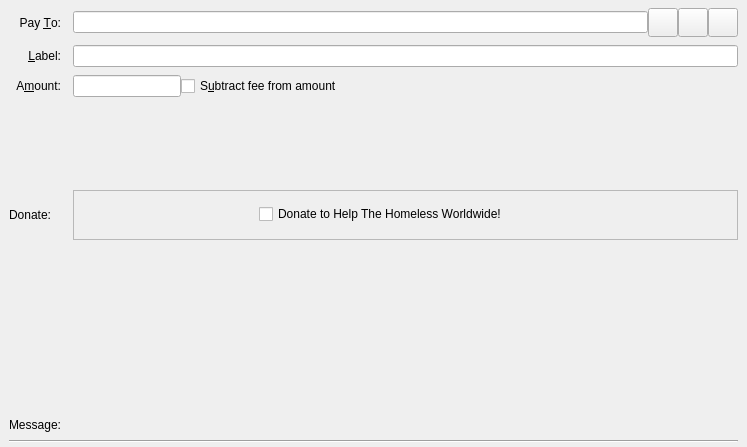
Before: the Qt Designer form src/qt/forms/sendcoinsentry.ui in HTHcoin/helpthehomelesscoin, drawn with Qt 5.
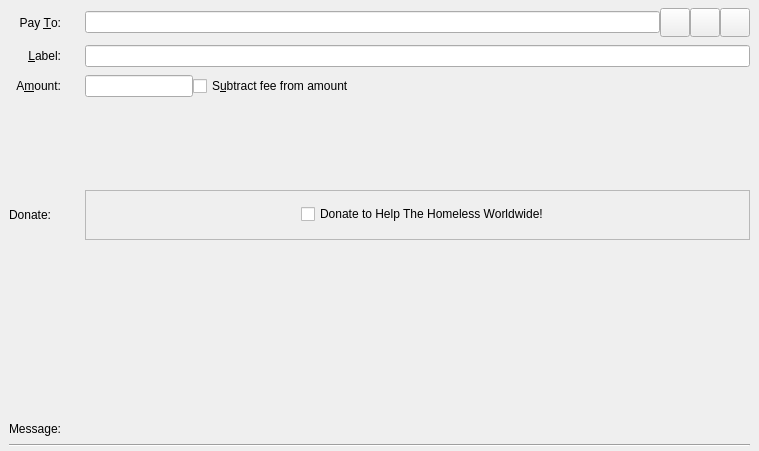
After: the same form once the commit is applied. Custom widgets are drawn as their Qt base class.

What changed in the file:
```diff
--- a/src/qt/forms/sendcoinsentry.ui
+++ b/src/qt/forms/sendcoinsentry.ui
@@ -6,8 +6,8 @@
    <rect>
     <x>0</x>
     <y>0</y>
-    <width>743</width>
-    <height>447</height>
+    <width>753</width>
+    <height>451</height>
    </rect>
   </property>
   <property name="focusPolicy">
@@ -36,7 +36,220 @@
     <property name="verticalSpacing">
      <number>8</number>
     </property>
+    <item row="4" column="0">
+     <widget class="QLabel" name="messageCaption">
+      <property name="text">
+       <string>Donate:</string>
+      </property>
+      <property name="alignment">
+       <set>Qt::AlignLeading|Qt::AlignLeft|Qt::AlignVCenter</set>
+      </property>
+      <property name="wordWrap">
+       <bool>true</bool>
+      </property>
+     </widget>
+    </item>
+    <item row="2" column="0">
+     <widget class="QLabel" name="amountLabel">
+      <property name="text">
+       <string>A&amp;mount:</string>
+      </property>
+      <property name="alignment">
+       <set>Qt::AlignRight|Qt::AlignTrailing|Qt::AlignVCenter</set>
+      </property>
+      <property name="buddy">
+       <cstring>payAmount</cstring>
+      </property>
+     </widget>
+    </item>
+    <item row="0" column="0">
+     <widget class="QLabel" name="payToLabel">
+      <property name="text">
+       <string>Pay &amp;To:</string>
+      </property>
+      <property name="alignment">
+       <set>Qt::AlignRight|Qt::AlignTrailing|Qt::AlignVCenter</set>
+      </property>
+      <property name="buddy">
+       <cstring>payTo</cstring>
+      </property>
+     </widget>
+    </item>
+    <item row="1" column="2">
+     <widget class="QLineEdit" name="addAsLabel">
+      <property name="toolTip">
+       <string>Enter a label for this address to add it to the list of used addresses</string>
+      </property>
+     </widget>
+    </item>
+    <item row="6" column="2">
+     <widget class="QLabel" name="messageTextLabel">
+      <property name="toolTip">
+       <string>A message that was attached to the HTH: URI which will be stored with the transaction for your reference. Note: This message will not be sent over the HelpTheHomeless network.</string>
+      </property>
+      <property name="textFormat">
+       <enum>Qt::PlainText</enum>
+      </property>
+     </widget>
+    </item>
+    <item row="5" column="2">
+     <spacer name="verticalSpacer_2">
+      <property name="orientation">
+       <enum>Qt::Vertical</enum>
+      </property>
+      <property name="sizeHint" stdset="0">
+       <size>
+        <width>20</width>
+        <height>40</height>
+       </size>
+      </property>
+     </spacer>
+    </item>
+    <item row="1" column="0">
+     <widget class="QLabel" name="labellLabel">
+      <property name="text">
+       <string>&amp;Label:</string>
+      </property>
+      <property name="alignment">
+       <set>Qt::AlignRight|Qt::AlignTrailing|Qt::AlignVCenter</set>
+      </property>
+      <property name="buddy">
+       <cstring>addAsLabel</cstring>
+      </property>
+     </widget>
+    </item>
+    <item row="2" column="2">
+     <layout class="QHBoxLayout" name="horizontalLayoutAmount" stretch="0,1">
+      <item>
+       <widget class="BitcoinAmountField" name="payAmount"/>
+      </item>
+      <item>
+       <widget class="QCheckBox" name="checkboxSubtractFeeFromAmount">
+        <property name="toolTip">
+         <string>The fee will be deducted from the amount being sent. The recipient will receive a lower amount of HTH than you enter in the amount field. If multiple recipients are selected, the fee is split equally.</string>
+        </property>
+        <property name="text">
+         <string>S&amp;ubtract fee from amount</string>
+        </property>
+       </widget>
+      </item>
+     </layout>
+    </item>
+    <item row="7" column="0" colspan="3">
+     <widget class="Line" name="line">
+      <property name="orientation">
+       <enum>Qt::Horizontal</enum>
+      </property>
+     </widget>
+    </item>
+    <item row="6" column="0">
+     <widget class="QLabel" name="messageLabel">
+      <property name="text">
+       <string>Message:</string>
+      </property>
+      <property name="alignment">
+       <set>Qt::AlignRight|Qt::AlignTrailing|Qt::AlignVCenter</set>
+      </property>
+     </widget>
+    </item>
+    <item row="0" column="2">
+     <layout class="QHBoxLayout" name="payToLayout">
+      <property name="spacing">
+       <number>0</number>
+      </property>
+      <item>
+       <widget class="QValidatedLineEdit" name="payTo">
+        <property name="toolTip">
+         <string>The HelpTheHomeless address to send the payment to</string>
+        </property>
+       </widget>
+      </item>
+      <item>
+       <widget class="QToolButton" name="addressBookButton">
+        <property name="toolTip">
+         <string>Choose previously used address</string>
+        </property>
+        <property name="text">
+         <string/>
+        </property>
+        <property name="iconSize">
+         <size>
+          <width>22</width>
+          <height>22</height>
+         </size>
+        </property>
+        <property name="shortcut">
+         <string>Alt+A</string>
+        </property>
+       </widget>
+      </item>
+      <item>
+       <widget class="QToolButton" name="pasteButton">
+        <property name="toolTip">
+         <string>Paste address from clipboard</string>
+        </property>
+        <property name="text">
+         <string/>
+        </property>
+        <property name="iconSize">
+         <size>
+          <width>22</width>
+          <height>22</height>
+         </size>
+        </property>
+        <property name="shortcut">
+         <string>Alt+P</string>
+        </property>
+       </widget>
+      </item>
+      <item>
+       <widget class="QToolButton" name="deleteButton">
+        <property name="toolTip">
+         <string>Remove this entry</string>
+        </property>
+        <property name="text">
+         <string/>
+        </property>
+        <property name="iconSize">
+         <size>
+          <width>22</width>
+          <height>22</height>
+         </size>
+        </property>
+       </widget>
+      </item>
+     </layout>
+    </item>
+    <item row="3" column="2">
+     <spacer name="verticalSpacer">
+      <property name="orientation">
+       <enum>Qt::Vertical</enum>
+      </property>
+      <property name="sizeType">
+       <enum>QSizePolicy::Fixed</enum>
+      </property>
+      <property name="sizeHint" stdset="0">
+       <size>
+        <width>20</width>
+        <height>85</height>
+       </size>
+      </property>
+     </spacer>
+    </item>
     <item row="4" column="1">
+     <spacer name="horizontalSpacer">
+      <property name="orientation">
+       <enum>Qt::Horizontal</enum>
+      </property>
+      <property name="sizeHint" stdset="0">
+       <size>
+        <width>40</width>
+        <height>20</height>
+       </size>
+      </property>
+     </spacer>
+    </item>
+    <item row="4" column="2">
      <widget class="QFrame" name="frameDonate">
       <property name="sizePolicy">
        <sizepolicy hsizetype="Fixed" vsizetype="Fixed">
@@ -67,7 +280,7 @@
         <rect>
          <x>60</x>
          <y>9</y>
-         <width>511</width>
+         <width>571</width>
          <height>31</height>
         </rect>
        </property>
@@ -95,206 +308,6 @@
       </widget>
      </widget>
     </item>
-    <item row="3" column="1">
-     <spacer name="verticalSpacer">
-      <property name="orientation">
-       <enum>Qt::Vertical</enum>
-      </property>
-      <property name="sizeType">
-       <enum>QSizePolicy::Fixed</enum>
-      </property>
-      <property name="sizeHint" stdset="0">
-       <size>
-        <width>20</width>
-        <height>85</height>
-       </size>
-      </property>
-     </spacer>
-    </item>
-    <item row="4" column="0">
-     <widget class="QLabel" name="messageCaption">
-      <property name="text">
-       <string>Donate:</string>
-      </property>
-      <property name="alignment">
-       <set>Qt::AlignLeading|Qt::AlignLeft|Qt::AlignVCenter</set>
-      </property>
-      <property name="wordWrap">
-       <bool>true</bool>
-      </property>
-     </widget>
-    </item>
-    <item row="6" column="1">
-     <widget class="QLabel" name="messageTextLabel">
-      <property name="toolTip">
-       <string>A message that was attached to the HTH: URI which will be stored with the transaction for your reference. Note: This message will not be sent over the HelpTheHomeless network.</string>
-      </property>
-      <property name="textFormat">
-       <enum>Qt::PlainText</enum>
-      </property>
-     </widget>
-    </item>
-    <item row="0" column="1">
-     <layout class="QHBoxLayout" name="payToLayout">
-      <property name="spacing">
-       <number>0</number>
-      </property>
-      <item>
-       <widget class="QValidatedLineEdit" name="payTo">
-        <property name="toolTip">
-         <string>The HelpTheHomeless address to send the payment to</string>
-        </property>
-       </widget>
-      </item>
-      <item>
-       <widget class="QToolButton" name="addressBookButton">
-        <property name="toolTip">
-         <string>Choose previously used address</string>
-        </property>
-        <property name="text">
-         <string/>
-        </property>
-        <property name="iconSize">
-         <size>
-          <width>22</width>
-          <height>22</height>
-         </size>
-        </property>
-        <property name="shortcut">
-         <string>Alt+A</string>
-        </property>
-       </widget>
-      </item>
-      <item>
-       <widget class="QToolButton" name="pasteButton">
-        <property name="toolTip">
-         <string>Paste address from clipboard</string>
-        </property>
-        <property name="text">
-         <string/>
-        </property>
-        <property name="iconSize">
-         <size>
-          <width>22</width>
-          <height>22</height>
-         </size>
-        </property>
-        <property name="shortcut">
-         <string>Alt+P</string>
-        </property>
-       </widget>
-      </item>
-      <item>
-       <widget class="QToolButton" name="deleteButton">
-        <property name="toolTip">
-         <string>Remove this entry</string>
-        </property>
-        <property name="text">
-         <string/>
-        </property>
-        <property name="iconSize">
-         <size>
-          <width>22</width>
-          <height>22</height>
-         </size>
-        </property>
-       </widget>
-      </item>
-     </layout>
-    </item>
-    <item row="1" column="0">
-     <widget class="QLabel" name="labellLabel">
-      <property name="text">
-       <string>&amp;Label:</string>
-      </property>
-      <property name="alignment">
-       <set>Qt::AlignRight|Qt::AlignTrailing|Qt::AlignVCenter</set>
-      </property>
-      <property name="buddy">
-       <cstring>addAsLabel</cstring>
-      </property>
-     </widget>
-    </item>
-    <item row="7" column="0" colspan="2">
-     <widget class="Line" name="line">
-      <property name="orientation">
-       <enum>Qt::Horizontal</enum>
-      </property>
-     </widget>
-    </item>
-    <item row="6" column="0">
-     <widget class="QLabel" name="messageLabel">
-      <property name="text">
-       <string>Message:</string>
-      </property>
-      <property name="alignment">
-       <set>Qt::AlignRight|Qt::AlignTrailing|Qt::AlignVCenter</set>
-      </property>
-     </widget>
-    </item>
-    <item row="2" column="0">
-     <widget class="QLabel" name="amountLabel">
-      <property name="text">
-       <string>A&amp;mount:</string>
-      </property>
-      <property name="alignment">
-       <set>Qt::AlignRight|Qt::AlignTrailing|Qt::AlignVCenter</set>
-      </property>
-      <property name="buddy">
-       <cstring>payAmount</cstring>
-      </property>
-     </widget>
-    </item>
-    <item row="0" column="0">
-     <widget class="QLabel" name="payToLabel">
-      <property name="text">
-       <string>Pay &amp;To:</string>
-      </property>
-      <property name="alignment">
-       <set>Qt::AlignRight|Qt::AlignTrailing|Qt::AlignVCenter</set>
-      </property>
-      <property name="buddy">
-       <cstring>payTo</cstring>
-      </property>
-     </widget>
-    </item>
-    <item row="2" column="1">
-     <layout class="QHBoxLayout" name="horizontalLayoutAmount" stretch="0,1">
-      <item>
-       <widget class="BitcoinAmountField" name="payAmount"/>
-      </item>
-      <item>
-       <widget class="QCheckBox" name="checkboxSubtractFeeFromAmount">
-        <property name="toolTip">
-         <string>The fee will be deducted from the amount being sent. The recipient will receive a lower amount of HTH than you enter in the amount field. If multiple recipients are selected, the fee is split equally.</string>
-        </property>
-        <property name="text">
-         <string>S&amp;ubtract fee from amount</string>
-        </property>
-       </widget>
-      </item>
-     </layout>
-    </item>
-    <item row="1" column="1">
-     <widget class="QLineEdit" name="addAsLabel">
-      <property name="toolTip">
-       <string>Enter a label for this address to add it to the list of used addresses</string>
-      </property>
-     </widget>
-    </item>
-    <item row="5" column="1">
-     <spacer name="verticalSpacer_2">
-      <property name="orientation">
-       <enum>Qt::Vertical</enum>
-      </property>
-      <property name="sizeHint" stdset="0">
-       <size>
-        <width>20</width>
-        <height>40</height>
-       </size>
-      </property>
-     </spacer>
-    </item>
    </layout>
   </widget>
   <widget class="QFrame" name="SendCoins_UnauthenticatedPaymentRequest">
```
